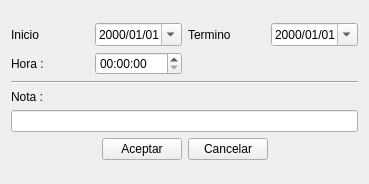
rodety/Jireh, file agenda/newalerta_alerta_ui.ui: the form before one commit.
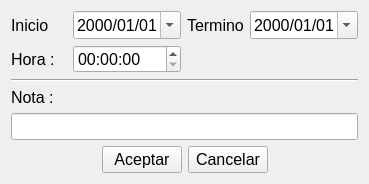
The form after the commit. Icons and pictures are not drawn.

Diff of the .ui file:
```diff
--- a/agenda/newalerta_alerta_ui.ui
+++ b/agenda/newalerta_alerta_ui.ui
@@ -10,6 +10,11 @@
     <height>184</height>
    </rect>
   </property>
+  <property name="font">
+   <font>
+    <pointsize>12</pointsize>
+   </font>
+  </property>
   <property name="windowTitle">
    <string>Alerta</string>
   </property>
```
